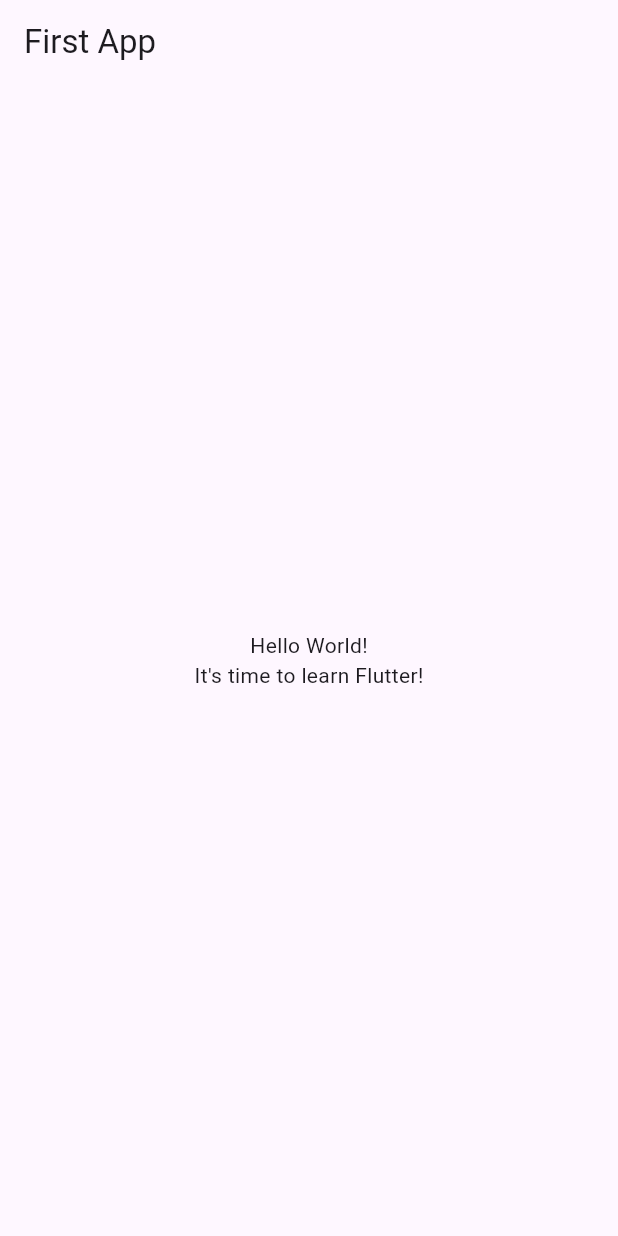
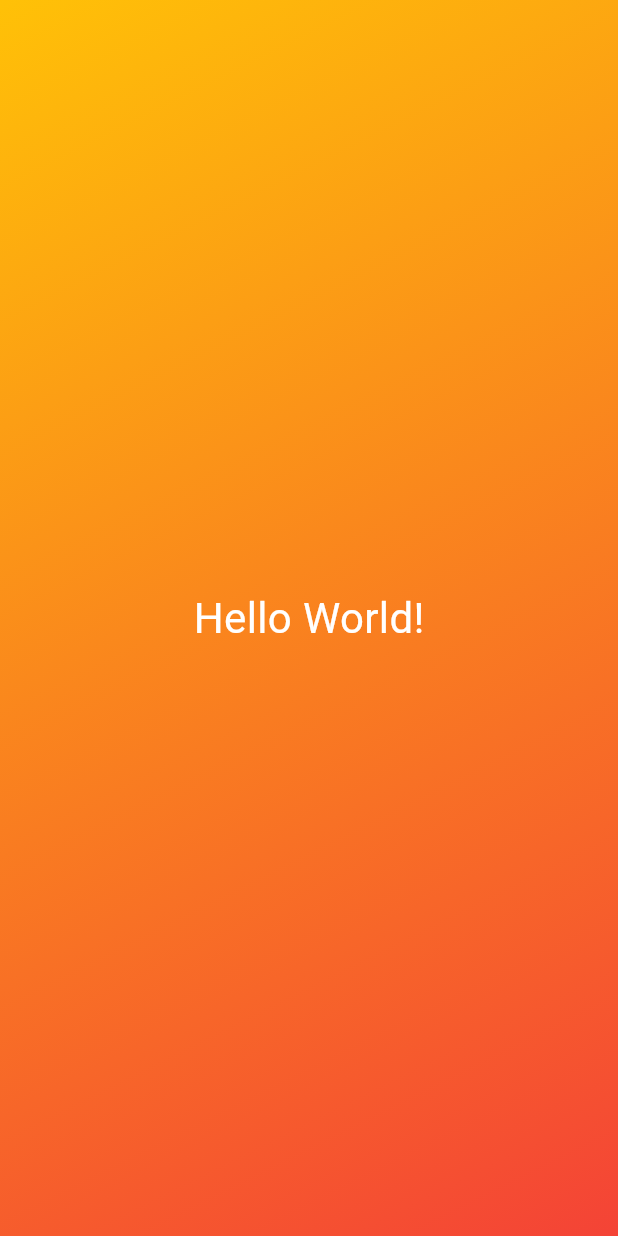
Before and after one commit to good-repository/roll_dice, a Flutter app: the screen it shows after launch, on a phone screen of 412 x 824 dp. Run offline on Flutter 3.47's test engine with Material 3 defaults, Android fonts, the phone set to English and light mode, and no system bars.

Commit message:
Update main.dart with gradient background and styled text

```diff
--- a/lib/main.dart
+++ b/lib/main.dart
@@ -10,17 +10,20 @@ class MyApp extends StatelessWidget {
   @override
   Widget build(BuildContext context) {
     return MaterialApp(
-      title: 'Flutter Demo',
-      theme: ThemeData(primarySwatch: Colors.blue),
       home: Scaffold(
-        appBar: AppBar(title: const Text('First App')),
-        body: Center(
-          child: Column(
-            mainAxisAlignment: MainAxisAlignment.center,
-            children: const [
-              Text('Hello World!'),
-              Text('It\'s time to learn Flutter!'),
-            ],
+        body: Container(
+          decoration: const BoxDecoration(
+            gradient: LinearGradient(
+              colors: [Colors.amber, Colors.red],
+              begin: Alignment.topLeft,
+              end: Alignment.bottomRight,
+            ),
+          ),
+          child: const Center(
+            child: Text(
+              'Hello World!',
+              style: TextStyle(color: Colors.white, fontSize: 28),
+            ),
           ),
         ),
       ),
```
